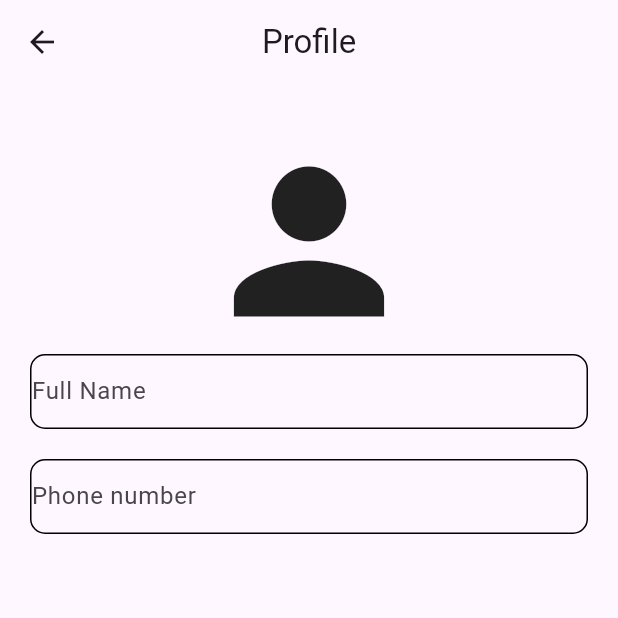
After one commit to aniketsol456/token_generation_application, a Flutter app: the screen it shows after launch, in the side drawer, after a tap on "Profile", on a phone screen of 412 x 824 dp, the top half of it. The commit adds this screen. Run offline on Flutter 3.47's test engine with Material 3 defaults, Android fonts, the phone set to English and light mode, and no system bars; our stand-ins replace get.

Commit message:
Token status screen and some changes in signup and prrofile and home screen

```diff
--- a/lib/user_screen/home_screen.dart
+++ b/lib/user_screen/home_screen.dart
@@ -1,6 +1,9 @@
 import 'package:flutter/material.dart';
 import 'package:get/get.dart';
+import 'package:token_generation_application/token_status.dart';
 import 'package:token_generation_application/user_screen/book_token_screen.dart';
+import 'package:token_generation_application/user_screen/login_screen.dart';
+import 'package:token_generation_application/user_screen/profile_screen.dart';
 
 class HomeScreen extends StatefulWidget {
   HomeScreen({super.key});
@@ -11,6 +14,54 @@ class HomeScreen extends StatefulWidget {
 
 class _HomeScreenState extends State<HomeScreen> {
   final GlobalKey<ScaffoldState> _scaffoldKey = GlobalKey<ScaffoldState>();
+  Future<void> _showLogoutConfirmationDialog() async {
+    return showDialog(
+      context: context,
+      barrierDismissible: false,
+      builder: (BuildContext context) {
+        return AlertDialog(
+          title: Text('Logout Confirmation'),
+          content: Text('Are you sure you want to log out from the app?'),
+          actions: <Widget>[
+            TextButton(
+              style: TextButton.styleFrom(backgroundColor: Colors.blue),
+              child: Text(
+                'Cancel',
+                style: TextStyle(
+                  color: Colors.white,
+                  fontSize: 15,
+                  fontWeight: FontWeight.bold,
+                ),
+              ),
+              onPressed: () {
+                Navigator.of(context).pop(); // Close the dialog
+              },
+            ),
+            TextButton(
+              style: TextButton.styleFrom(backgroundColor: Colors.blue),
+              child: Text(
+                'Logout',
+                style: TextStyle(
+                  color: Colors.white,
+                  fontSize: 15,
+                  fontWeight: FontWeight.bold,
+                ),
+              ),
+              onPressed: () {
+                Navigator.of(context).pop(); // Close the dialog
+                // Perform logout actions here, such as clearing user session, etc.
+                Navigator.pushAndRemoveUntil(
+                  context,
+                  MaterialPageRoute(builder: (context) => LoginScreen()),
+                  (route) => false,
+                );
+              },
+            ),
+          ],
+        );
+      },
+    );
+  }
 
   @override
   Widget build(BuildContext context) {
@@ -41,14 +92,9 @@ class _HomeScreenState extends State<HomeScreen> {
                   fontWeight: FontWeight.bold,
                 ),
               ),
-              // onTap: () {
-              //   Navigator.push(
-              //     context,
-              //     MaterialPageRoute(
-              //       builder: (context) => ProfilePage(),
-              //     ),
-              //   );
-              // },
+              onTap: () {
+                Get.to(ProfilePage());
+              },
             ),
             // ListTile(
             //   leading: Icon(Icons.home),
@@ -105,15 +151,14 @@ class _HomeScreenState extends State<HomeScreen> {
                   fontWeight: FontWeight.bold,
                 ),
               ),
-              // onTap: () {
-              //   // Navigator.push(
-              //   //   context,
-              //   //   MaterialPageRoute(
-              //   //     builder: (context) => LoginScreen(),
-              //   //   ),
-              //   // );
-              //   _showLogoutConfirmationDialog(); // Show the logout confirmation dialog
-              // },
+              onTap: () {
+                Get.off(
+                  LoginScreen(),
+                  curve: Curves.easeInBack,
+                  duration: Duration(seconds: 5),
+                );
+                _showLogoutConfirmationDialog(); // Show the logout confirmation dialog
+              },
             ),
           ],
         ),
@@ -137,11 +182,11 @@ class _HomeScreenState extends State<HomeScreen> {
       ),
       body: SingleChildScrollView(
         child: Row(
-          mainAxisAlignment: MainAxisAlignment.center,
+          mainAxisAlignment: MainAxisAlignment.spaceEvenly,
           children: [
             Container(
               height: 100,
-              width: 100,
+              width: 150,
               decoration: BoxDecoration(
                 border: Border.all(color: Colors.blue, width: 3),
                 borderRadius: BorderRadius.circular(10),
@@ -153,12 +198,52 @@ class _HomeScreenState extends State<HomeScreen> {
                     onTap: () {
                       Get.to(() => BookTokenScreen(),
                           curve: Curves.elasticIn,
-                          duration: Duration(seconds: 3));
+                          duration: Duration(seconds: 1));
                     },
                     child: Row(
+                      mainAxisAlignment: MainAxisAlignment.center,
                       children: [
                         Text(
-                          'Generate \n   Token',
+                          ' Generate \n   Token',
+                          style: TextStyle(
+                              fontSize: 20,
+                              color: Colors.blue,
+                              fontWeight: FontWeight.bold),
+                        ),
+                        // Icon(
+                        //   Icons.token_rounded,
+                        //   color: Colors.blue,
+                        // ),
+                      ],
+                    ),
+                  ),
+                ],
+              ),
+            ),
+            SizedBox(
+              height: 20,
+            ),
+            Container(
+              height: 100,
+              width: 150,
+              decoration: BoxDecoration(
+                border: Border.all(color: Colors.blue, width: 3),
+                borderRadius: BorderRadius.circular(10),
+              ),
+              child: Column(
+                mainAxisAlignment: MainAxisAlignment.center,
+                children: [
+                  GestureDetector(
+                    onTap: () {
+                      Get.to(() => TokenStatusScreen(),
+                          curve: Curves.elasticIn,
+                          duration: Duration(seconds: 1));
+                    },
+                    child: Row(
+                      mainAxisAlignment: MainAxisAlignment.center,
+                      children: [
+                        Text(
+                          ' Token \n Status',
                           style: TextStyle(
                               fontSize: 20,
                               color: Colors.blue,
--- /dev/null
+++ b/lib/user_screen/profile_screen.dart
@@ -0,0 +1,79 @@
+import 'package:flutter/material.dart';
+
+class ProfilePage extends StatefulWidget {
+  const ProfilePage({super.key});
+
+  @override
+  State<ProfilePage> createState() => _ProfilePageState();
+}
+
+class _ProfilePageState extends State<ProfilePage> {
+  late String firstName = '';
+  late String lastName = '';
+  late String phoneNumber = '';
+
+  @override
+  Widget build(BuildContext context) {
+    return Scaffold(
+      appBar: AppBar(
+        title: Text('Profile'),
+        centerTitle: true,
+      ),
+      body: Padding(
+        padding: const EdgeInsets.all(20),
+        child: Center(
+          child: Column(
+            crossAxisAlignment: CrossAxisAlignment.center,
+            children: [
+              SizedBox(
+                height: 10,
+              ),
+              Icon(
+                Icons.person,
+                size: 150,
+              ),
+              Row(
+                mainAxisAlignment: MainAxisAlignment.spaceBetween,
+                children: [
+                  Expanded(
+                    child: Container(
+                      decoration: BoxDecoration(
+                        border: Border.all(color: Colors.black),
+                        borderRadius: BorderRadius.circular(10),
+                      ),
+                      child: TextField(
+                        decoration: InputDecoration(
+                          border: InputBorder.none,
+                          hintText: 'Full Name',
+                        ),
+                      ),
+                    ),
+                  ),
+                ],
+              ),
+              SizedBox(height: 20.0),
+              Row(
+                children: [
+                  Expanded(
+                    child: Container(
+                      decoration: BoxDecoration(
+                        border: Border.all(color: Colors.black),
+                        borderRadius: BorderRadius.circular(10),
+                      ),
+                      child: TextField(
+                        decoration: InputDecoration(
+                          border: InputBorder.none,
+                          hintText: 'Phone number',
+                        ),
+                      ),
+                    ),
+                  ),
+                ],
+              ),
+            ],
+          ),
+        ),
+      ),
+    );
+  }
+}
```
Also changed, not shown: lib/token_status.dart (added, +15 -0 lines), lib/user_screen/signup_screen.dart (+3 -5 lines).
